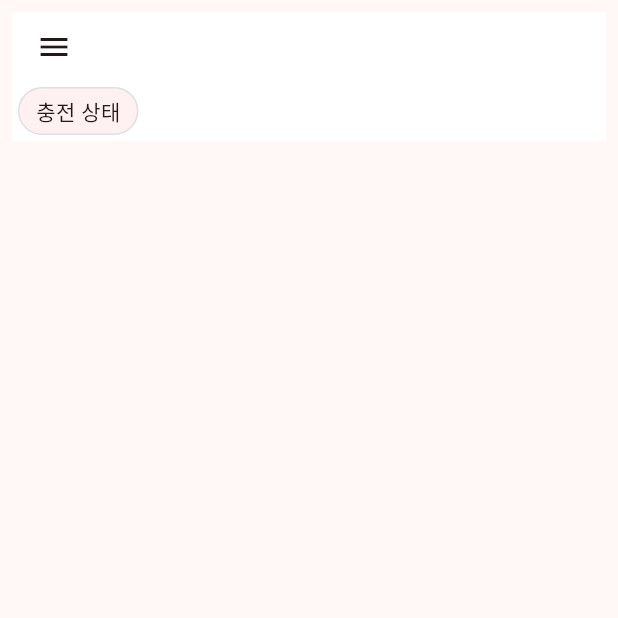
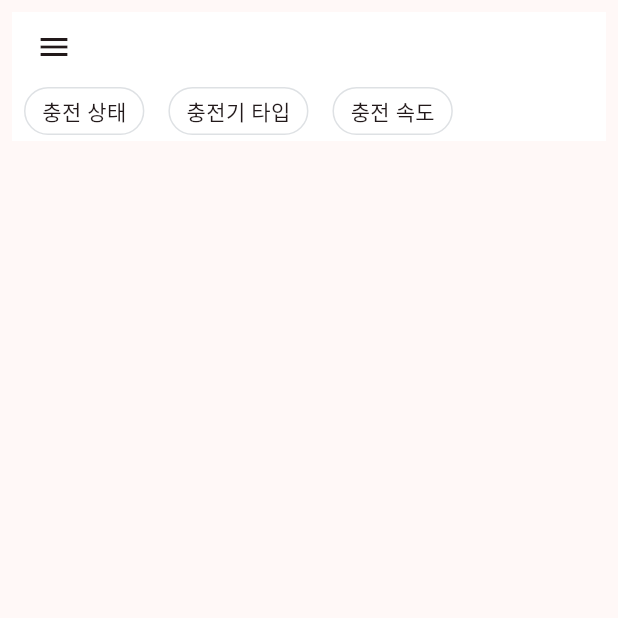
Before and after one commit to gminiy/ev-charger-app, a Flutter app: the HomeScreen screen opened by its route, on a phone screen of 412 x 824 dp, the top half of it. Run offline on Flutter 3.47's test engine with Material 3 defaults, Android fonts, the phone set to English and light mode, and no system bars; our stand-ins replace dio, flutter_dotenv, freezed_annotation, get_it, go_router; missing offline and left inert: flutter_inappwebview, kakao_flutter_sdk; accounts and stored records are empty; generated files the repository leaves out were written again; network calls fail.

Commit message:
feat: filter toggle

```diff
--- a/lib/presentation/home/component/filter_section.dart
+++ b/lib/presentation/home/component/filter_section.dart
@@ -1,12 +1,22 @@
+import 'package:ev_charger_app/presentation/home/home_view_model.dart';
 import 'package:flutter/material.dart';
+import 'package:provider/provider.dart';
 
-class FilterSection extends StatelessWidget {
-  final _filters = ["충전 상태"];
+class FilterSection extends StatefulWidget {
+  const FilterSection({super.key});
 
-  Widget _buildFilterCard(String title) {
-    return Card(
+  @override
+  State<FilterSection> createState() => _FilterSectionState();
+}
+
+class _FilterSectionState extends State<FilterSection> {
+  Widget _buildFilterCard(String title, Function onTap, bool isToggled) {
+    return GestureDetector(
+      onTap: () => onTap(),
+      child: Card(
         elevation: 0.0,
-      margin: const EdgeInsets.symmetric(horizontal: 4.0, vertical: 4.0),
+        color: isToggled ? Colors.lightGreen[200] : Colors.white,
+        margin: const EdgeInsets.symmetric(horizontal: 8.0, vertical: 4.0),
         shape: RoundedRectangleBorder(
           borderRadius: BorderRadius.circular(24.0),
           side: const BorderSide(color: Color(0xFFDEE1E4), width: 1.0),
@@ -18,18 +28,47 @@ class FilterSection extends StatelessWidget {
             style: const TextStyle(fontSize: 14, fontWeight: FontWeight.w500),
           ),
         ),
+      ),
     );
   }
 
-  FilterSection({super.key});
-
   @override
   Widget build(BuildContext context) {
+    final viewModel = context.watch<HomeViewModel>();
+    final Map<String, Map<String, Object>> filters = {
+      'status': {
+        'title': '충전 상태',
+        'onTap': () => viewModel.toggleStatusFilter(),
+        'isToggled': viewModel.state.isToggledStatusFilter,
+      },
+      'type': {
+        'title': '충전기 타입',
+        'onTap': () => viewModel.toggleTypeFilter(),
+        'isToggled': viewModel.state.isToggledTypeFilter,
+      },
+      'output': {
+        'title': '충전 속도',
+        'onTap': () => viewModel.toggleOutputFilter(),
+        'isToggled': viewModel.state.isToggledOutputFilter,
+      }
+    };
+
     return SizedBox(
       height: 40,
       child: ListView(
         scrollDirection: Axis.horizontal,
-        children: _filters.map(_buildFilterCard).toList(),
+        children: filters.keys.map((filter) {
+          final filterInfo = filters[filter]!;
+          final title = filterInfo['title'] as String;
+          final onTap = filterInfo['onTap'] as VoidCallback;
+          final isToggled = filterInfo['isToggled'] as bool;
+
+          return _buildFilterCard(
+            title,
+            onTap,
+            isToggled,
+          );
+        }).toList(),
       ),
     );
   }
--- a/lib/presentation/home/home_screen.dart
+++ b/lib/presentation/home/home_screen.dart
@@ -32,11 +32,12 @@ class _HomeScreenState extends State<HomeScreen> {
                   ? const Text('')
                   : Text(viewModel.state.userModel!.address ?? 'undefined'),
               titleTextStyle: const TextStyle(
-                  color: Colors.black,
-                  fontSize: 16,
-                  fontWeight: FontWeight.bold),
-              bottom: PreferredSize(
-                preferredSize: const Size.fromHeight(30),
+                color: Colors.black,
+                fontSize: 16,
+                fontWeight: FontWeight.bold,
+              ),
+              bottom: const PreferredSize(
+                preferredSize: Size.fromHeight(30),
                 child: FilterSection(),
               ),
             ),
--- a/lib/presentation/home/home_state.dart
+++ b/lib/presentation/home/home_state.dart
@@ -11,8 +11,12 @@ part 'home_state.g.dart';
 class HomeState with _$HomeState {
   const factory HomeState({
     UserModel? userModel,
-    @Default([]) List<ChargerModel> chargerModels
+    @Default([]) List<ChargerModel> chargerModels,
+    @Default(false) bool isToggledStatusFilter,
+    @Default(false) bool isToggledTypeFilter,
+    @Default(false) bool isToggledOutputFilter,
   }) = _HomeState;
 
-  factory HomeState.fromJson(Map<String, Object?> json) => _$HomeStateFromJson(json);
+  factory HomeState.fromJson(Map<String, Object?> json) =>
+      _$HomeStateFromJson(json);
 }
--- a/lib/presentation/home/home_view_model.dart
+++ b/lib/presentation/home/home_view_model.dart
@@ -34,4 +34,31 @@ class HomeViewModel extends ChangeNotifier {
   Future<void> logout() async {
     await _logoutUseCase.execute();
   }
+
+  void toggleStatusFilter() {
+    _state = state.copyWith(
+      isToggledTypeFilter: false,
+      isToggledOutputFilter: false,
+      isToggledStatusFilter: !state.isToggledStatusFilter,
+    );
+    notifyListeners();
+  }
+
+  void toggleTypeFilter() {
+    _state = state.copyWith(
+      isToggledStatusFilter: false,
+      isToggledOutputFilter: false,
+      isToggledTypeFilter: !state.isToggledTypeFilter,
+    );
+    notifyListeners();
+  }
+
+  void toggleOutputFilter() {
+    _state = state.copyWith(
+      isToggledStatusFilter: false,
+      isToggledTypeFilter: false,
+      isToggledOutputFilter: !state.isToggledOutputFilter,
+    );
+    notifyListeners();
+  }
 }
```
Lines whose indentation alone changed are shown as unchanged.
